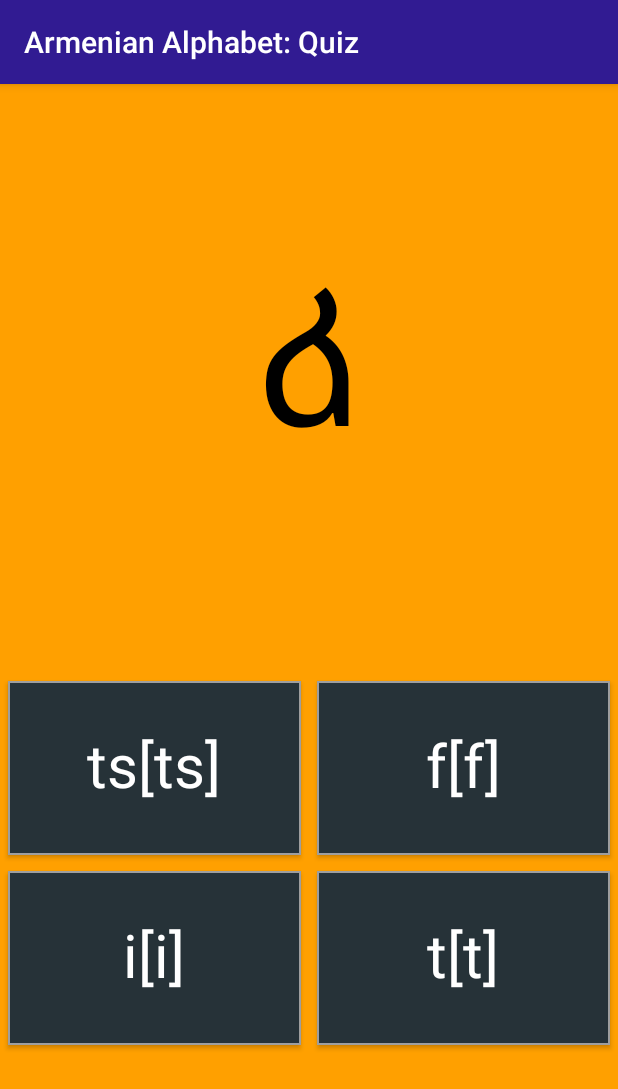
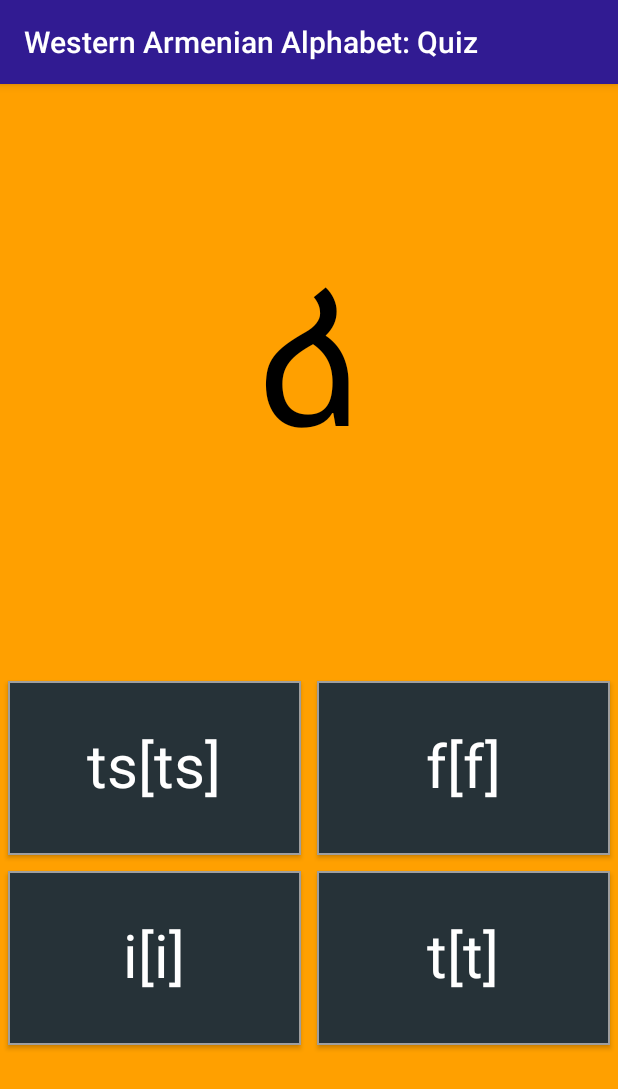
Before and after one commit to d-k-ivanov/android-armenianalphabet, an Android app: the screen it shows after launch (QuizActivity), after a tap on "Quiz", on a phone screen of 412 x 824 dp. Shown: the top 1089 px of the screen. Run offline under Robolectric (Android 15) with nearby library versions, the phone set to English and light mode, and no system bars; libraries missing offline, so code that uses them is left out: com.orhanobut.hawk; 2 statements that could not run were skipped.

Commit message:
add meaningful indication of different types of armenian

```diff
--- a/app/src/main/java/com/pupupon/armenianalphabet/AlphabetActivity.java
+++ b/app/src/main/java/com/pupupon/armenianalphabet/AlphabetActivity.java
@@ -96,7 +96,7 @@ public class AlphabetActivity extends AppCompatActivity implements OnClickListen
     }
 
     private void setup(){
-        String armPrefix = (Storage.getEasternArmenian() ? R.string.western : R.string.eastern) + " ";
+        String armPrefix = (Storage.getEasternArmenian() ? getString(R.string.eastern) : getString(R.string.western)) + " ";
         this.getSupportActionBar().setTitle(armPrefix + getString(R.string.app_name) + ": " + (globalPosition+1)+ " of 39");
         String[] letter = ((String) getResources().getText(getResources().getIdentifier(letters[globalPosition], "string", "com.pupupon.armenianalphabet"))).split(";");
         upperCaseText.setText(letter[0]);
--- a/app/src/main/java/com/pupupon/armenianalphabet/MainMenu.java
+++ b/app/src/main/java/com/pupupon/armenianalphabet/MainMenu.java
@@ -36,6 +36,7 @@ public class MainMenu extends AppCompatActivity {
 
         Storage.init(getApplicationContext());
         buttons[2].setText(getPronunciationIndication());
+        setTittle();
 
     }
 
@@ -51,10 +52,12 @@ public class MainMenu extends AppCompatActivity {
 
     public void startMenuEntry3(View view) {
         Snackbar.make(findViewById(R.id.activity_main_menu),
-            getString(getPronunciationIndication()) + getString(R.string.enabled),
+            getString(getArmenianIndication()) + getString(R.string.enabled),
             Snackbar.LENGTH_SHORT).show();
         Storage.setEasternArmenian(!Storage.getEasternArmenian());
         buttons[2].setText(getPronunciationIndication());
+        setTittle();
+
     }
 
     /*public void startMenuEntry4(View view) {
@@ -70,4 +73,13 @@ public class MainMenu extends AppCompatActivity {
     private int getPronunciationIndication() {
         return Storage.getEasternArmenian() ? R.string.westernPronunciation : R.string.easternPronunciation;
     }
+
+    private int getArmenianIndication() {
+        return Storage.getEasternArmenian() ? R.string.western : R.string.eastern;
+    }
+
+    private void setTittle() {
+        String armPrefix = (Storage.getEasternArmenian() ? getString(R.string.eastern) : getString(R.string.western)) + " ";
+        this.getSupportActionBar().setTitle(armPrefix + getString(R.string.app_name));
+    }
 }
--- a/app/src/main/java/com/pupupon/armenianalphabet/QuizActivity.java
+++ b/app/src/main/java/com/pupupon/armenianalphabet/QuizActivity.java
@@ -25,6 +25,7 @@ public class QuizActivity extends AppCompatActivity implements OnClickListener,
     protected void onCreate(Bundle savedInstanceState) {
         super.onCreate(savedInstanceState);
         mainFont = Tools.setFont(this);
+        setTittle();
 
         init();
     }
@@ -131,4 +132,9 @@ public class QuizActivity extends AppCompatActivity implements OnClickListener,
         init();
         return false;
     }
+
+    private void setTittle() {
+        String armPrefix = (Storage.getEasternArmenian() ? getString(R.string.eastern) : getString(R.string.western)) + " ";
+        this.getSupportActionBar().setTitle(armPrefix + getString(R.string.quiz_title));
+    }
 }
--- a/app/src/main/res/values/strings.xml
+++ b/app/src/main/res/values/strings.xml
@@ -129,7 +129,7 @@
     <!-- Western/Eastern switch -->
     <string name="eastern">Eastern</string>
     <string name="western">Western</string>
-    <string name="easternPronunciation">Eastern pronunciation</string>
-    <string name="westernPronunciation">Western pronunciation</string>
-    <string name="enabled">\u0020enabled</string>
+    <string name="easternPronunciation">Switch to Eastern</string>
+    <string name="westernPronunciation">Switch to Western</string>
+    <string name="enabled">\u0020armenian\u0020enabled</string>
 </resources>
```
Also changed, not shown: 1 other file.
